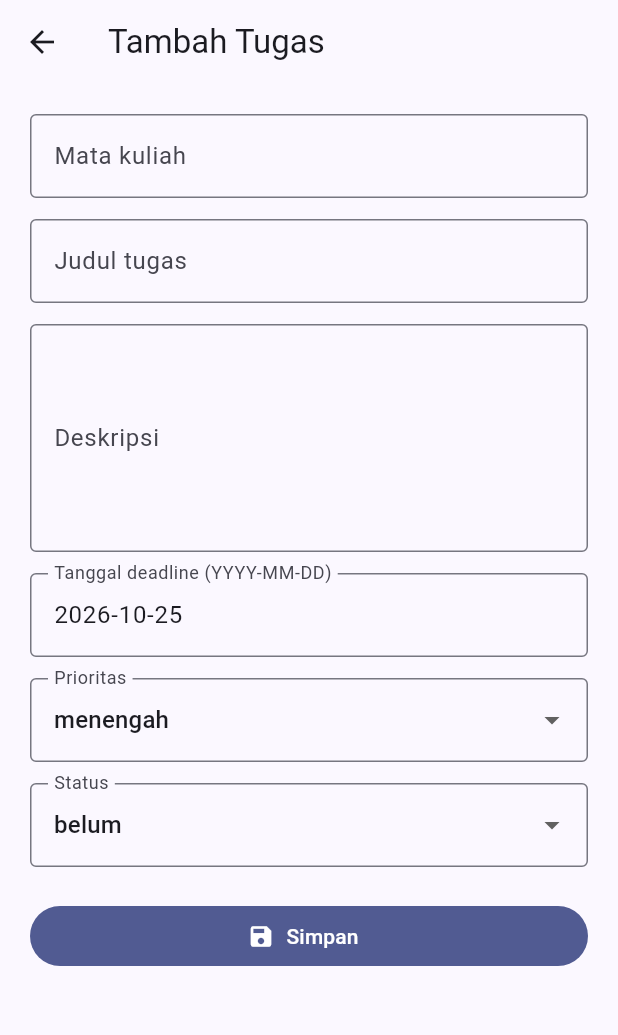
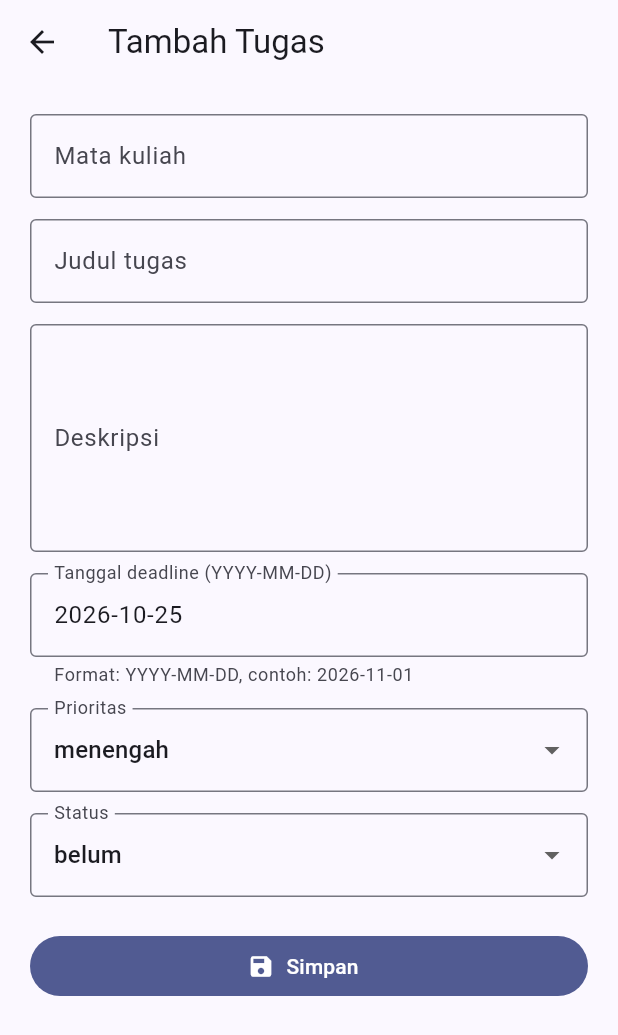
Before and after one commit to bobcloud-rider/2411100_FAZA_RIZAL_ANNAFI_PraktikumMandiri, a Flutter app: the FormTugasPage screen opened directly, on a phone screen of 412 x 824 dp. Shown: the top 1035 px of the screen. Run offline on Flutter 3.47's test engine with Material 3 defaults, Android fonts, the phone set to English and light mode, and no system bars; our stand-ins replace sqflite; accounts and stored records are empty.

Commit message:
feat: tambahkan petunjuk format tanggal di form

```diff
--- a/lib/screens/form_tugas_page.dart
+++ b/lib/screens/form_tugas_page.dart
@@ -107,6 +107,7 @@ class _FormTugasPageState extends State<FormTugasPage> {
                     controller: _deadline,
                     decoration: const InputDecoration(
                       labelText: "Tanggal deadline (YYYY-MM-DD)",
+                      helperText: "Format: YYYY-MM-DD, contoh: 2026-11-01",
                     ),
                     validator: (teks) {
                       if (teks == null || teks.trim().isEmpty) return "Wajib diisi";
```
